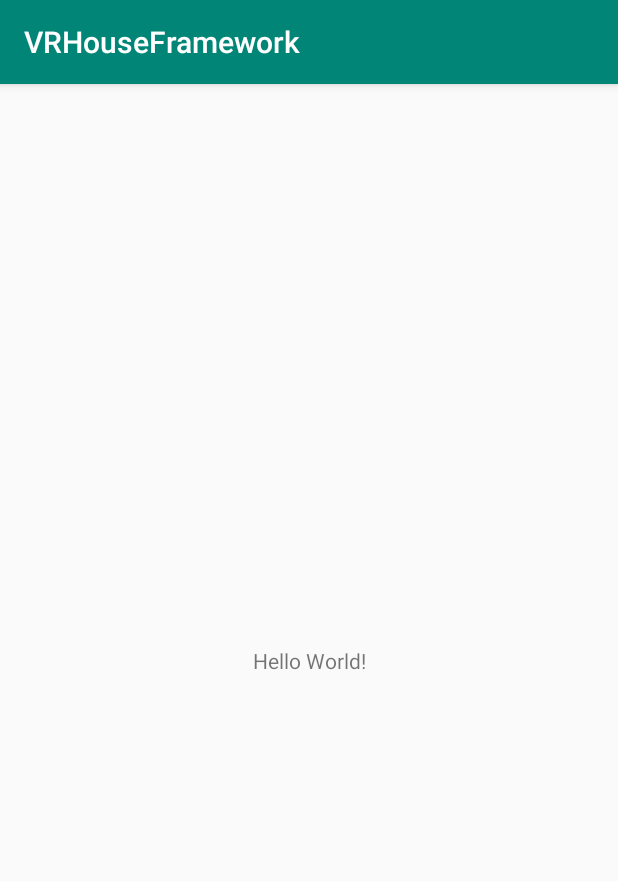
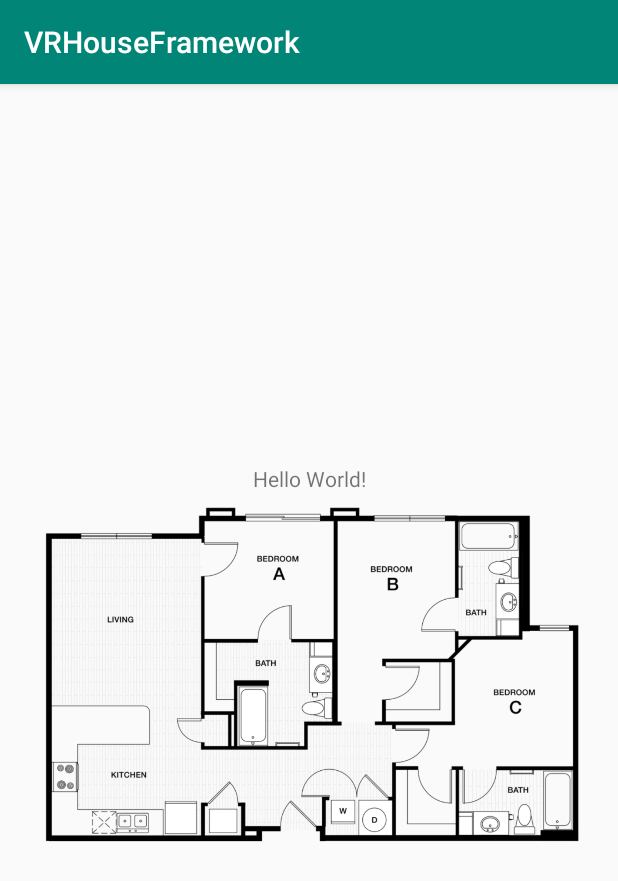
Before and after one commit to netguru/3d-house-framework, an Android app: the screen it shows after launch (MainActivity), on a phone screen of 412 x 824 dp. Shown: the top 881 px of the screen. Run offline under Robolectric (Android 15) with nearby library versions, the light colour scheme and no system bars; 6 statements that could not run were skipped.

Commit message:
Connect walls detection algorithm - added WallsOverlayView.kt for viewing detected walls

```diff
--- a/android/app/src/main/java/co/netguru/vrhouseframework/MainActivity.kt
+++ b/android/app/src/main/java/co/netguru/vrhouseframework/MainActivity.kt
@@ -1,5 +1,6 @@
 package co.netguru.vrhouseframework
 
+import android.graphics.Bitmap
 import android.graphics.BitmapFactory
 import android.os.Bundle
 import android.support.v7.app.AppCompatActivity
@@ -14,11 +15,23 @@ class MainActivity : AppCompatActivity() {
         setContentView(R.layout.activity_main)
 
         val bitmap = BitmapFactory.decodeResource(resources, R.drawable.house_plan)
+        image.setImageResource(R.drawable.house_plan)
+
+        recognizePlan(bitmap)
+        detectWalls(bitmap)
+    }
+
+    private fun recognizePlan(bitmap: Bitmap) {
         val result = recognizer.recognizePlane(bitmap)
         val resultText =
             if (result.isEmpty()) getString(R.string.empty)
             else getString(R.string.not_empty, "${result[0]}, ${result[1]}, ${result[2]}, ${result[3]}")
 
-        sample_text.text = getString(R.string.result_of_recognizePlane, resultText)
+        above_text.text = getString(R.string.result_of_recognizePlane, resultText)
+    }
+
+    private fun detectWalls(bitmap: Bitmap) {
+        val result = recognizer.findWalls(bitmap)
+        walls_overlay.drawWalls(result, bitmap)
     }
 }
--- a/android/app/src/main/res/layout/activity_main.xml
+++ b/android/app/src/main/res/layout/activity_main.xml
@@ -9,13 +9,34 @@
         tools:context=".MainActivity">
 
     <TextView
-            android:id="@+id/sample_text"
+            android:id="@+id/above_text"
             android:layout_width="wrap_content"
             android:layout_height="wrap_content"
             android:text="Hello World!"
+            app:layout_constraintBottom_toTopOf="@+id/image"
+            app:layout_constraintLeft_toLeftOf="parent"
+            app:layout_constraintRight_toRightOf="parent"
+            app:layout_constraintVertical_chainStyle="packed"
+            app:layout_constraintTop_toTopOf="parent"/>
+
+    <ImageView
+            android:id="@+id/image"
+            android:layout_width="wrap_content"
+            android:layout_height="wrap_content"
+            android:src="@drawable/house_plan"
+            android:adjustViewBounds="true"
             app:layout_constraintBottom_toBottomOf="parent"
             app:layout_constraintLeft_toLeftOf="parent"
             app:layout_constraintRight_toRightOf="parent"
-            app:layout_constraintTop_toTopOf="parent"/>
+            app:layout_constraintTop_toBottomOf="@+id/above_text"/>
+
+    <co.netguru.vrhouseframework.WallsOverlayView
+            android:id="@+id/walls_overlay"
+            android:layout_width="match_parent"
+            android:layout_height="0dp"
+            app:layout_constraintBottom_toBottomOf="@+id/image"
+            app:layout_constraintLeft_toLeftOf="@+id/image"
+            app:layout_constraintRight_toRightOf="@+id/image"
+            app:layout_constraintTop_toTopOf="@+id/image"/>
 
 </android.support.constraint.ConstraintLayout>
--- a/android/build.gradle
+++ b/android/build.gradle
@@ -7,7 +7,7 @@ buildscript {
         jcenter()
     }
     dependencies {
-        classpath 'com.android.tools.build:gradle:3.2.1'
+        classpath 'com.android.tools.build:gradle:3.3.0'
         classpath "org.jetbrains.kotlin:kotlin-gradle-plugin:$kotlinVersion"
 
         // NOTE: Do not place your application dependencies here; they belong
--- a/android/vrhouseframework/src/main/java/co/netguru/vrhouseframework/PlanRecognizer.kt
+++ b/android/vrhouseframework/src/main/java/co/netguru/vrhouseframework/PlanRecognizer.kt
@@ -1,12 +1,27 @@
 package co.netguru.vrhouseframework
 
 import android.graphics.Bitmap
+import android.graphics.PointF
 
 class NativeRecognizer : Recognizer {
 
     external override fun cropSelectedArea(bitmap: Bitmap, points: FloatArray): Bitmap
 
     external override fun recognizePlane(bitmap: Bitmap): FloatArray
+
+    external override fun findWalls(bitmap: Bitmap): Array<FloatArray>
+
+    override fun mapWallOutputToPoints(output: Array<FloatArray>): List<List<PointF>> {
+        val result = mutableListOf<MutableList<PointF>>()
+        for (wall in output) {
+            val path = mutableListOf<PointF>()
+            for (i in 0..(wall.size - 1) step 2) {
+                path.add(PointF(wall[i], wall[i +1]))
+            }
+            result.add(path)
+        }
+        return result
+    }
 
     companion object {
         // Used to load the 'native-lib' library on application startup.
--- a/android/vrhouseframework/src/main/java/co/netguru/vrhouseframework/Recognizer.kt
+++ b/android/vrhouseframework/src/main/java/co/netguru/vrhouseframework/Recognizer.kt
@@ -1,8 +1,11 @@
 package co.netguru.vrhouseframework
 
 import android.graphics.Bitmap
+import android.graphics.PointF
 
 interface Recognizer {
     fun recognizePlane(bitmap: Bitmap): FloatArray
     fun cropSelectedArea(bitmap: Bitmap, points: FloatArray): Bitmap
+    fun findWalls(bitmap: Bitmap): Array<FloatArray>
+    fun mapWallOutputToPoints(output: Array<FloatArray>): List<List<PointF>>
 }
--- /dev/null
+++ b/android/vrhouseframework/src/main/java/co/netguru/vrhouseframework/WallsOverlayView.kt
@@ -0,0 +1,67 @@
+package co.netguru.vrhouseframework
+
+import android.content.Context
+import android.graphics.*
+import android.support.annotation.Nullable
+import android.util.AttributeSet
+import android.view.View
+
+/**
+ * Overlay to draw detected walls on image of plan.
+ * This overlay should have the same size as image and be above it.
+ */
+class WallsOverlayView : View {
+
+    constructor(context: Context) : super(context)
+
+    constructor(context: Context, @Nullable attrs: AttributeSet) : super(context, attrs)
+
+    constructor(context: Context, @Nullable attrs: AttributeSet, defStyleAttr: Int) : super(
+        context,
+        attrs,
+        defStyleAttr
+    )
+
+    private val walls = mutableListOf<List<PointF>>()
+    private val paint = Paint().apply {
+        style = Paint.Style.STROKE
+        color = Color.RED
+        strokeWidth = 5f
+    }
+    private val path = Path()
+
+    private var xScale = 0f
+    private var yScale = 0f
+
+    fun drawWalls(walls: Array<FloatArray>, bitmap: Bitmap) {
+        drawWalls(NativeRecognizer().mapWallOutputToPoints(walls), bitmap)
+    }
+
+    fun drawWalls(walls: List<List<PointF>>, bitmap: Bitmap) {
+        this.walls.addAll(walls)
+        this.post {
+            xScale = this.width.toFloat() / bitmap.width.toFloat()
+            yScale = this.height.toFloat() / bitmap.height.toFloat()
+            walls.forEach { it.forEach { point ->
+                point.x *= xScale
+                point.y *= yScale
+            } }
+            invalidate()
+        }
+    }
+
+    override fun onDraw(canvas: Canvas) {
+        super.onDraw(canvas)
+        for (wall in walls) {
+            path.reset()
+            for (point in wall) {
+                if (wall.indexOf(point) == 0) {
+                    path.moveTo(point.x, point.y)
+                } else {
+                    path.lineTo(point.x, point.y)
+                }
+            }
+            canvas.drawPath(path, paint)
+        }
+    }
+}
```
Also changed, not shown: android/gradle/wrapper/gradle-wrapper.properties, 2 other files.
